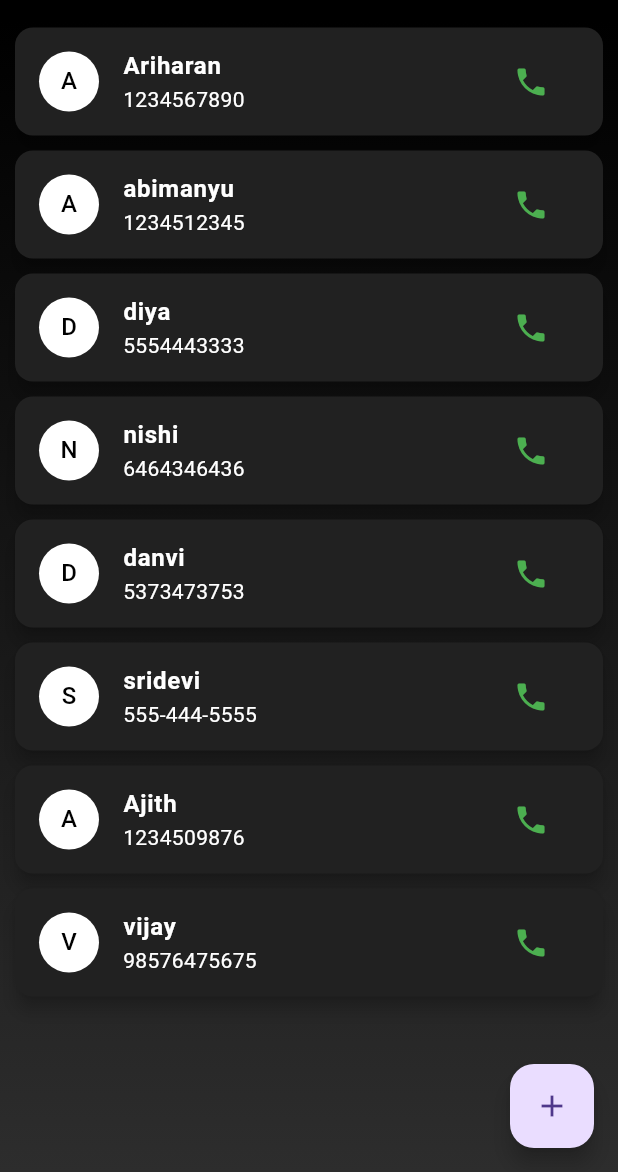
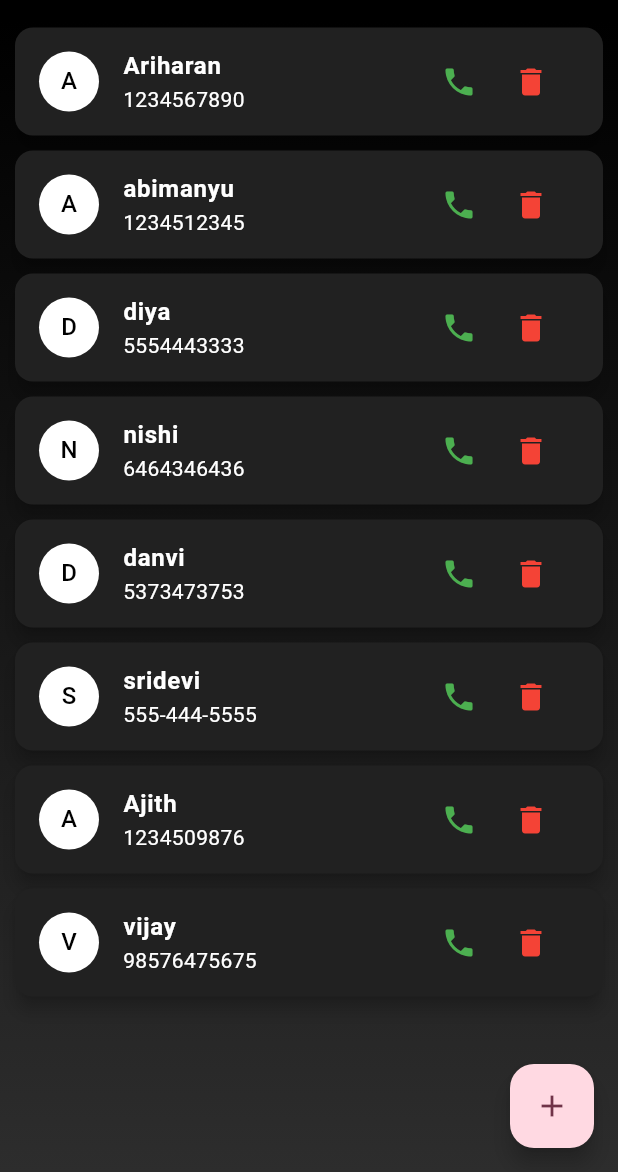
Before and after one commit to ROMAABI/contacts, a Flutter app: the screen it shows after launch, on a phone screen of 412 x 824 dp, the part 64-1236 px from its top. Run offline on Flutter 3.47's test engine with Material 3 defaults, Android fonts, the phone set to English and light mode, and no system bars.

Commit message:
delete icon  commit

```diff
--- a/lib/main.dart
+++ b/lib/main.dart
@@ -20,7 +20,7 @@ class MyApp extends StatelessWidget {
       debugShowCheckedModeBanner: false,
       title: 'Contact App',
       theme: ThemeData(
-        primarySwatch: Colors.blue,
+        colorScheme: ColorScheme.fromSeed(seedColor: Colors.black),
         useMaterial3: true,
       ),
       home: const ContactListScreen(),
@@ -106,14 +106,24 @@ class _ContactListScreenState extends State<ContactListScreen> {
                       ),
                       subtitle: Text(contact.phoneNumber,
                           style: const TextStyle(color: Colors.white)),
-                      trailing: IconButton(
+                      trailing: Row(
+                        mainAxisSize: MainAxisSize.min,
+                        children: [
+                          IconButton(
                             icon: const Icon(Icons.phone, color: Colors.green),
                             onPressed: () {
                               ScaffoldMessenger.of(context).showSnackBar(
                                 SnackBar(
-                                content: Text("Calling ${contact.name}...")),
+                                    content:
+                                        Text("Calling ${contact.name}...")),
                               );
                             },
+                          ),
+                          IconButton(
+                            icon: const Icon(Icons.delete, color: Colors.red),
+                            onPressed: () => _deleteContact(index),
+                          ),
+                        ],
                       ),
                     ),
                   );
```
Lines whose indentation alone changed are shown as unchanged.
